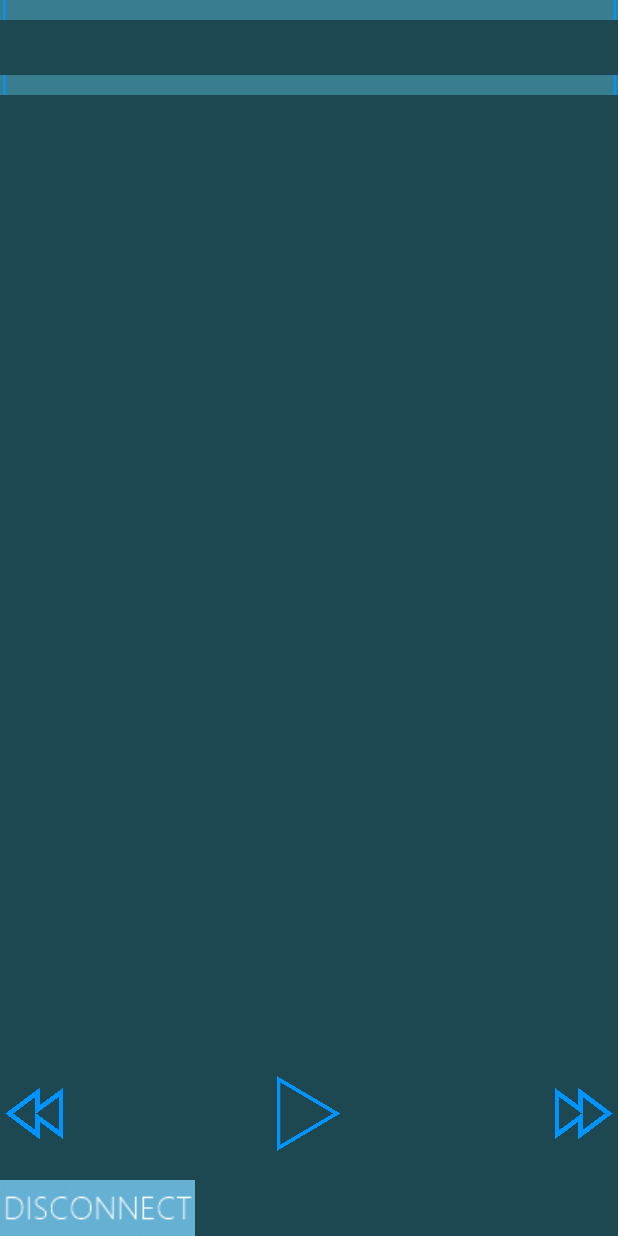
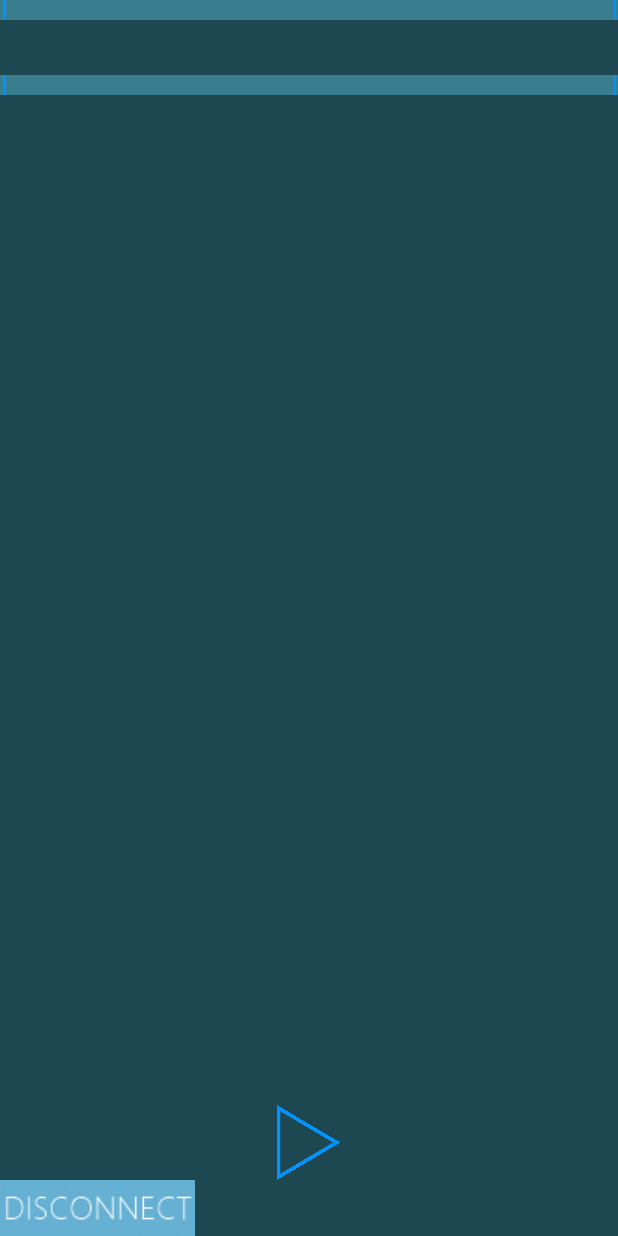
Before and after one commit to jaideng123/ScannerApp, an Android app: the layout activity_led_control.xml on its own in the app's theme, with its tools: preview values and no code run, on a phone screen of 412 x 824 dp. Run offline under Robolectric (Android 15) with nearby library versions, the phone set to English and light mode, and no system bars.

Commit message:
Almost complete

```diff
--- a/app/src/main/res/layout/activity_led_control.xml
+++ b/app/src/main/res/layout/activity_led_control.xml
@@ -39,36 +39,12 @@
         android:id="@+id/play"
         android:layout_width="50dp"
         android:layout_height="50dp"
+        android:layout_above="@+id/discnt"
         android:layout_alignTop="@+id/rewind"
         android:layout_centerHorizontal="true"
         android:background="@null"
         android:scaleType="fitXY"
         android:src="@drawable/play_button" />
-
-    <ImageButton
-        android:id="@+id/rewind"
-        android:layout_width="50dp"
-        android:layout_height="50dp"
-        android:layout_above="@+id/discnt"
-        android:layout_alignParentLeft="true"
-        android:layout_alignParentStart="true"
-        android:layout_marginBottom="19dp"
-        android:background="@null"
-        android:cropToPadding="false"
-        android:scaleType="fitXY"
-        android:src="@drawable/rewind1600" />
-
-    <ImageButton
-        android:id="@+id/fastForward"
-        android:layout_width="50dp"
-        android:layout_height="50dp"
-        android:layout_alignBottom="@+id/play"
-        android:layout_alignParentEnd="true"
-        android:layout_alignParentRight="true"
-        android:layout_alignTop="@+id/play"
-        android:background="@null"
-        android:scaleType="fitXY"
-        android:src="@drawable/fast_forward1600" />
 
     <ImageButton
         android:layout_width="wrap_content"
--- a/app/src/main/res/values/strings.xml
+++ b/app/src/main/res/values/strings.xml
@@ -1,5 +1,5 @@
 <resources>
-    <string name="app_name">LED</string>
+    <string name="app_name">Microfilm Scanner</string>
 
     <string name="hello_world">Hello world!</string>
     <string name="action_settings">Settings</string>
```
Also changed, not shown: app/src/main/java/com/led_on_off/led/CameraPreview.java (+6 -2 lines), app/src/main/java/com/led_on_off/led/ledControl.java (+14 -99 lines), app/src/main/res/layout/splash.xml (+1 -9 lines).
